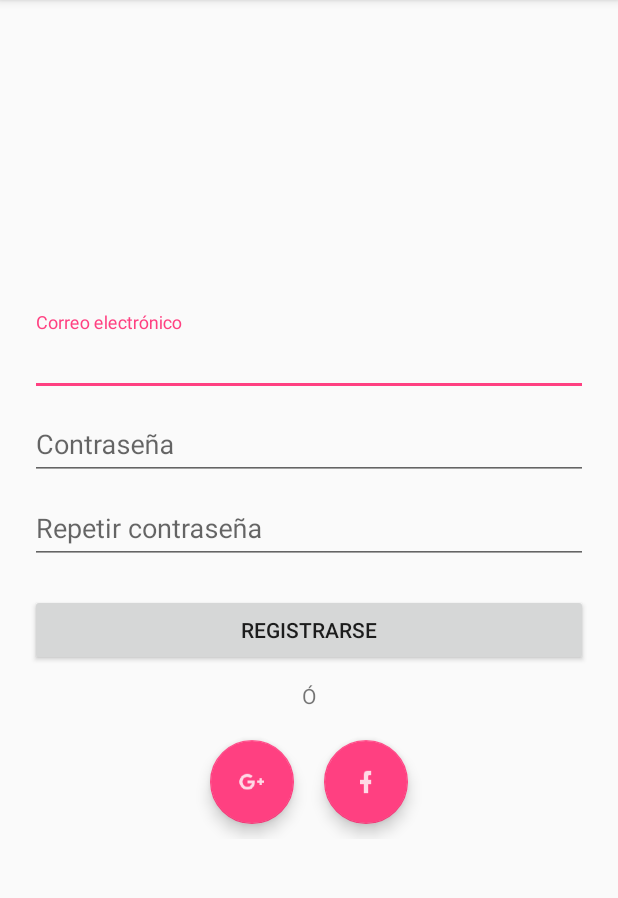
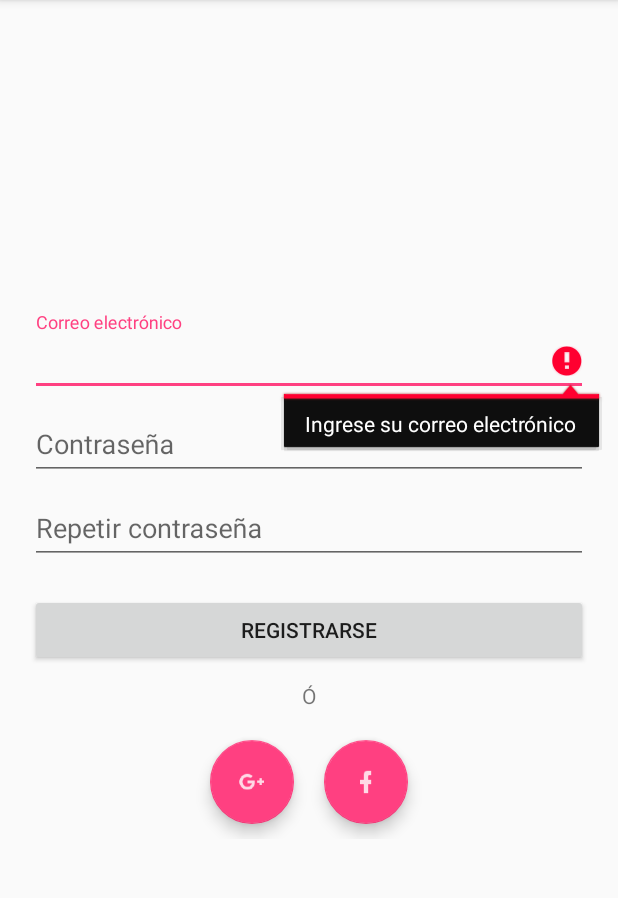
Before and after one commit to avansys-android-developers/proyecto, an Android app: the RegistroUsuarioActivity screen opened directly, with no data from a screen before it, after a tap on "REGISTRARSE", on a phone screen of 412 x 824 dp, the part 84-982 px from its top. Run offline under Robolectric (Android 15) with nearby library versions, the phone set to English and light mode, and no system bars; our stand-ins replace Firebase (no records; nobody signed in at launch, a user with empty details on screens opened directly).

Commit message:
Validacion activity registro usuario, mas iniciar sesion facebook

```diff
--- a/app/Mageli/app/src/main/AndroidManifest.xml
+++ b/app/Mageli/app/src/main/AndroidManifest.xml
@@ -1,6 +1,8 @@
 <?xml version="1.0" encoding="utf-8"?>
 <manifest xmlns:android="http://schemas.android.com/apk/res/android"
     package="com.chaicopaillag.app.mageli">
+
+    <uses-permission android:name="android.permission.INTERNET"/>
 
     <application
         android:allowBackup="true"
--- a/app/Mageli/app/src/main/java/com/chaicopaillag/app/mageli/activity/RegistroUsuarioActivity.java
+++ b/app/Mageli/app/src/main/java/com/chaicopaillag/app/mageli/activity/RegistroUsuarioActivity.java
@@ -1,50 +1,102 @@
 package com.chaicopaillag.app.mageli.activity;
 
+import android.support.annotation.NonNull;
 import android.support.design.widget.FloatingActionButton;
 import android.support.v7.app.AppCompatActivity;
 import android.os.Bundle;
+import android.text.TextUtils;
 import android.view.View;
 import android.widget.Button;
 import android.widget.EditText;
 
 import com.chaicopaillag.app.mageli.R;
+import com.google.android.gms.tasks.OnCompleteListener;
+import com.google.android.gms.tasks.Task;
+import com.google.firebase.auth.AuthResult;
 import com.google.firebase.auth.FirebaseAuth;
+
+import java.util.regex.Matcher;
+import java.util.regex.Pattern;
 
 public class RegistroUsuarioActivity extends AppCompatActivity {
     EditText txt_correo,txt_contrasenia,getTxt_contraseniabiz;
     Button btn_registro;
     FloatingActionButton btn_facebook,btn_google;
 
+    FirebaseAuth firebase_autent;
+
     @Override
     protected void onCreate(Bundle savedInstanceState) {
         super.onCreate(savedInstanceState);
         setContentView(R.layout.activity_registro_usuario);
 
-        txt_correo=(EditText)findViewById(R.id.txtcorreoreg);
-        txt_contrasenia=(EditText)findViewById(R.id.txtcontraseniareg);
-        getTxt_contraseniabiz=(EditText)findViewById(R.id.txtcontraseniabizreg);
+        firebase_autent=  FirebaseAuth.getInstance();
+
+        txt_correo=(EditText)findViewById(R.id.txtcorreo);
+        txt_contrasenia=(EditText)findViewById(R.id.txtcontrasenia);
+        getTxt_contraseniabiz=(EditText)findViewById(R.id.txtcontraseniabiz);
 
         btn_registro=(Button)findViewById(R.id.btnregistro);
 
-        btn_facebook=(FloatingActionButton)findViewById(R.id.btnfacebookreg);
-        btn_google=(FloatingActionButton)findViewById(R.id.btngooglereg);
+        btn_facebook=(FloatingActionButton)findViewById(R.id.btnfacebook);
+        btn_google=(FloatingActionButton)findViewById(R.id.btngoogle);
+
 
         btn_registro.setOnClickListener(new View.OnClickListener() {
             @Override
             public void onClick(View view) {
-
+               RegistrarUsuario();
             }
         });
 
     }
 
-    public void ValidarRegistro(){
+    public void RegistrarUsuario(){
 
         String correo=txt_correo.getText().toString();
         String contrasenia= txt_contrasenia.getText().toString();
+        String contraseniabiz=getTxt_contraseniabiz.getText().toString();
 
-        if (correo.isEmpty()){
+        if (TextUtils.isEmpty(correo)){
+            txt_correo.setError(getString(R.string.error_correo));
+            return;
+        }
+        else if (!validarcorreo(correo)){
+            txt_correo.setError(getString(R.string.error_correo_no_valido));
+            return;
+        }
+        else if (TextUtils.isEmpty(contrasenia)){
+            txt_contrasenia.setError(getString(R.string.error_contrasenia));
+            return;
+        }
+        else if (txt_contrasenia.length()<6){
+            txt_contrasenia.setError(getString(R.string.error_contrasenia_no_valido));
+            return;
+        }else if (contrasenia!=contraseniabiz){
+            txt_contrasenia.setError(getString(R.string.error_contrasenia_no_igual));
+            getTxt_contraseniabiz.setError(getString(R.string.error_contrasenia_no_igual));
+            return;
+        }
+        else{
+            firebase_autent.createUserWithEmailAndPassword(correo,contrasenia).addOnCompleteListener(new OnCompleteListener<AuthResult>() {
+                @Override
+                public void onComplete(@NonNull Task<AuthResult> task) {
+                    if (task.isSuccessful()){
 
+                    }else{
+
+                    }
+                }
+            });
         }
     }
+    public static boolean validarcorreo(String correo){
+
+        String regex = "^[\\w!#$%&'*+/=?`{|}~^-]+(?:\\.[\\w!#$%&'*+/=?`{|}~^-]+)*@(?:[a-zA-Z0-9-]+\\.)+[a-zA-Z]{2,6}$";
+
+        Pattern pattern = Pattern.compile(regex);
+        Matcher matcher = pattern.matcher(correo);
+
+        return matcher.matches();
+    }
 }
--- a/app/Mageli/app/src/main/res/layout/activity_registro_usuario.xml
+++ b/app/Mageli/app/src/main/res/layout/activity_registro_usuario.xml
@@ -6,34 +6,28 @@
     android:layout_height="match_parent"
     tools:context="com.chaicopaillag.app.mageli.activity.RegistroUsuarioActivity"
     android:gravity="center"
-    android:id="@+id/content">
-    <LinearLayout
-        android:layout_width="match_parent"
-        android:layout_height="wrap_content"
-        android:orientation="vertical"
-        android:paddingLeft="20dp"
-        android:paddingRight="20dp"
-        android:id="@+id/container">
+    android:id="@+id/content"
+    android:orientation="vertical"
+    android:paddingLeft="20dp"
+    android:paddingRight="20dp">
 
         <android.support.design.widget.TextInputLayout
-            android:id="@+id/inputcoreo"
             android:layout_width="match_parent"
             android:layout_height="wrap_content">
 
             <EditText
-                android:id="@+id/txtcorreoreg"
+                android:id="@+id/txtcorreo"
                 android:layout_width="match_parent"
                 android:layout_height="wrap_content"
                 android:hint="@string/correo" />
         </android.support.design.widget.TextInputLayout>
 
         <android.support.design.widget.TextInputLayout
-            android:id="@+id/inputcontrasenia"
             android:layout_width="match_parent"
             android:layout_height="wrap_content">
 
             <EditText
-                android:id="@+id/txtcontraseniareg"
+                android:id="@+id/txtcontrasenia"
                 android:layout_width="match_parent"
                 android:layout_height="wrap_content"
                 android:hint="@string/contrasenia"
@@ -41,12 +35,11 @@
         </android.support.design.widget.TextInputLayout>
 
         <android.support.design.widget.TextInputLayout
-            android:id="@+id/inputcontraseniabiz"
             android:layout_width="match_parent"
             android:layout_height="wrap_content">
 
             <EditText
-                android:id="@+id/txtcontraseniabizreg"
+                android:id="@+id/txtcontraseniabiz"
                 android:layout_width="match_parent"
                 android:layout_height="wrap_content"
                 android:hint="@string/contraseniabiz"
@@ -70,24 +63,22 @@
             android:layout_width="match_parent"
             android:layout_height="wrap_content"
             android:gravity="center_horizontal"
-            android:id="@+id/container_action_floting_buton"
             android:orientation="horizontal">
 
             <android.support.design.widget.FloatingActionButton
                 android:layout_width="wrap_content"
                 android:layout_height="wrap_content"
-                android:id="@+id/btngooglereg"
+                android:id="@+id/btngoogle"
                 android:layout_margin="10dp"
                 android:src="@drawable/google"/>
+
             <android.support.design.widget.FloatingActionButton
                 android:layout_width="wrap_content"
                 android:layout_height="wrap_content"
-                android:id="@+id/btnfacebookreg"
+                android:id="@+id/btnfacebook"
                 android:layout_margin="10dp"
                 android:src="@drawable/facebook"/>
 
         </LinearLayout>
 
-    </LinearLayout>
-
 </LinearLayout>
--- a/app/Mageli/app/src/main/res/values/strings.xml
+++ b/app/Mageli/app/src/main/res/values/strings.xml
@@ -1,5 +1,9 @@
 <resources>
     <string name="app_name">Mageli</string>
+    <!--login facebook-->
+    <string name="facebook_app_id">362355527601859</string>
+    <string name="fb_login_protocol_scheme">fb362355527601859</string>
+
     <!--login-->
     <string name="correo">Correo electrónico</string>
     <string name="contrasenia">Contraseña</string>
@@ -8,7 +12,13 @@
     <string name="registro">Registrarse</string>
     <string name="otambien">Ó</string>
 
-    <!--erro login-->
-    <string name="error_correo">Ingrese correo electrónico</string>
-    <string name="error_contrasenia">Ingrese contraseña</string>
+    <!--error login-->
+    <string name="error_correo">Ingrese su correo electrónico</string>
+    <string name="error_contrasenia">Ingrese la contraseña</string>
+    <string name="error_correo_no_valido">Ingrese un correo electrónico válido</string>
+    <string name="error_contrasenia_no_valido">Ingrese una contraseña con más 6 caracteres</string>
+    <string name="error_contrasenia_no_igual">Las contraseñas no son iguales</string>
+    <string name="error_registro">Lo sentimos no se ha podido registrar en </string>
+    <string name="error_usuario_existe">Ya existe un usuario con este correo</string>
+
 </resources>
```
Also changed, not shown: app/Mageli/app/src/main/java/com/chaicopaillag/app/mageli/activity/LoginActivity.java (+16 -4 lines), app/Mageli/app/src/main/res/layout/activity_login.xml (+27 -17 lines), 2 other files.
